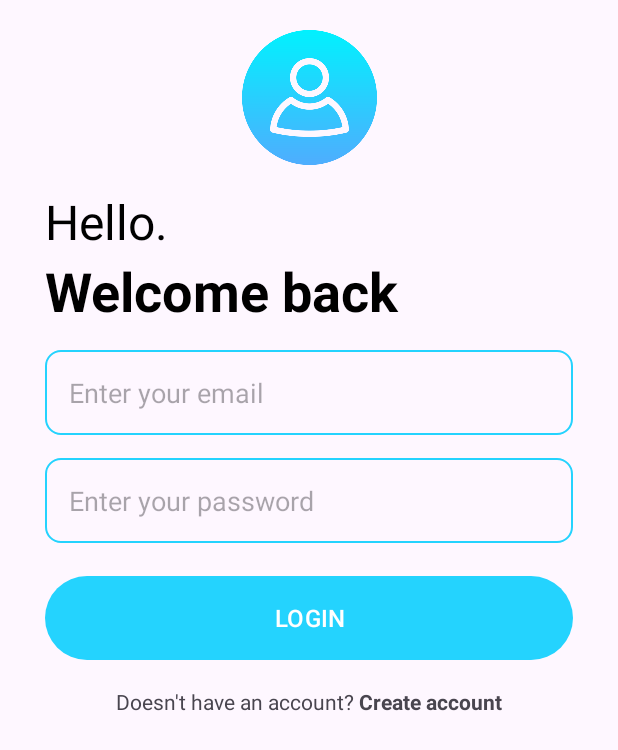
After one commit to shubham5i2/android-firebase-todo-app, an Android app: the LoginActivity screen opened directly, with no data from a screen before it, on a phone screen of 412 x 824 dp. The commit adds this screen. Shown: the top 750 px of the screen. Run offline under Robolectric (Android 15) with nearby library versions, the phone set to English and light mode, and no system bars; our stand-ins replace Firebase (no records; nobody signed in at launch, a user with empty details on screens opened directly).

Commit message:
updated code

```diff
--- a/app/build.gradle.kts
+++ b/app/build.gradle.kts
@@ -48,6 +48,7 @@ dependencies {
     implementation("com.google.android.material:material:1.11.0")
     implementation("androidx.constraintlayout:constraintlayout:2.1.4")
     implementation("com.google.firebase:firebase-auth:22.3.1")
+    implementation("com.google.firebase:firebase-firestore:24.10.2")
     testImplementation("junit:junit:4.13.2")
     androidTestImplementation("androidx.test.ext:junit:1.1.5")
     androidTestImplementation("androidx.test.espresso:espresso-core:3.5.1")
--- a/app/src/main/AndroidManifest.xml
+++ b/app/src/main/AndroidManifest.xml
@@ -12,6 +12,12 @@
         android:supportsRtl="true"
         android:theme="@style/Theme.TodoAppWithFirebase"
         tools:targetApi="31">
+        <activity
+            android:name=".NoteDetailsActivity"
+            android:exported="false" />
+        <activity
+            android:name=".LoginActivity"
+            android:exported="false" />
         <activity
             android:name=".CreateAccountActivity"
             android:exported="false" />
--- /dev/null
+++ b/app/src/main/res/drawable/baseline_add_24.xml
@@ -0,0 +1,5 @@
+<vector android:height="24dp" android:tint="#000000"
+    android:viewportHeight="24" android:viewportWidth="24"
+    android:width="24dp" xmlns:android="http://schemas.android.com/apk/res/android">
+    <path android:fillColor="@android:color/white" android:pathData="M19,13h-6v6h-2v-6H5v-2h6V5h2v6h6v2z"/>
+</vector>
--- /dev/null
+++ b/app/src/main/res/drawable/baseline_done_24.xml
@@ -0,0 +1,5 @@
+<vector android:height="24dp" android:tint="#000000"
+    android:viewportHeight="24" android:viewportWidth="24"
+    android:width="24dp" xmlns:android="http://schemas.android.com/apk/res/android">
+    <path android:fillColor="@android:color/white" android:pathData="M9,16.2L4.8,12l-1.4,1.4L9,19 21,7l-1.4,-1.4L9,16.2z"/>
+</vector>
--- /dev/null
+++ b/app/src/main/res/layout/activity_login.xml
@@ -0,0 +1,147 @@
+<?xml version="1.0" encoding="utf-8"?>
+<androidx.constraintlayout.widget.ConstraintLayout xmlns:android="http://schemas.android.com/apk/res/android"
+    xmlns:app="http://schemas.android.com/apk/res-auto"
+    xmlns:tools="http://schemas.android.com/tools"
+    android:layout_width="match_parent"
+    android:layout_height="match_parent"
+    tools:context=".LoginActivity">
+
+    <ImageView
+        android:id="@+id/login_icon"
+        android:layout_width="90dp"
+        android:layout_height="90dp"
+        android:layout_centerHorizontal="true"
+        android:layout_marginVertical="20dp"
+        android:layout_marginTop="40dp"
+        android:src="@drawable/login"
+        app:layout_constraintEnd_toEndOf="parent"
+        app:layout_constraintHorizontal_bias="0.5"
+        app:layout_constraintStart_toStartOf="parent"
+        app:layout_constraintTop_toTopOf="parent" />
+
+    <LinearLayout
+        android:id="@+id/form_layout"
+        android:layout_width="match_parent"
+        android:layout_height="wrap_content"
+        android:layout_marginVertical="20dp"
+        android:orientation="vertical"
+        app:layout_constraintEnd_toEndOf="parent"
+        app:layout_constraintStart_toStartOf="parent"
+        app:layout_constraintTop_toBottomOf="@+id/password_edit_text">
+
+        <ProgressBar
+            android:id="@+id/progress_bar"
+            android:layout_width="24dp"
+            android:layout_height="64dp"
+            android:layout_gravity="center"
+            android:visibility="gone" />
+    </LinearLayout>
+
+    <EditText
+        android:id="@+id/email_edit_text"
+        android:layout_width="match_parent"
+        android:layout_height="wrap_content"
+        android:layout_marginStart="30dp"
+        android:layout_marginTop="15dp"
+        android:layout_marginEnd="30dp"
+        android:background="@drawable/rounded_corner"
+        android:hint="Enter your email"
+        android:inputType="textEmailAddress"
+        android:padding="16dp"
+        android:textSize="18sp"
+        app:layout_constraintEnd_toEndOf="parent"
+        app:layout_constraintHorizontal_bias="0.0"
+        app:layout_constraintStart_toStartOf="parent"
+        app:layout_constraintTop_toBottomOf="@+id/textView3" />
+
+    <EditText
+        android:id="@+id/password_edit_text"
+        android:layout_width="match_parent"
+        android:layout_height="wrap_content"
+        android:layout_marginStart="30dp"
+        android:layout_marginTop="15dp"
+        android:layout_marginEnd="30dp"
+        android:background="@drawable/rounded_corner"
+        android:hint="Enter your password"
+        android:inputType="textPassword"
+        android:padding="16dp"
+        android:textSize="18sp"
+        app:layout_constraintEnd_toEndOf="parent"
+        app:layout_constraintHorizontal_bias="0.0"
+        app:layout_constraintStart_toStartOf="parent"
+        app:layout_constraintTop_toBottomOf="@+id/email_edit_text" />
+
+    <com.google.android.material.button.MaterialButton
+        android:id="@+id/login_btn"
+        android:layout_width="match_parent"
+        android:layout_height="64dp"
+        android:layout_marginStart="30dp"
+        android:layout_marginTop="18dp"
+        android:layout_marginEnd="30dp"
+        android:text="LOGIN"
+        android:textSize="16sp"
+        app:layout_constraintEnd_toEndOf="parent"
+        app:layout_constraintHorizontal_bias="0.0"
+        app:layout_constraintStart_toStartOf="parent"
+        app:layout_constraintTop_toBottomOf="@+id/password_edit_text" />
+
+    <TextView
+        android:id="@+id/textView3"
+        android:layout_width="match_parent"
+        android:layout_height="wrap_content"
+        android:layout_marginStart="30dp"
+        android:layout_marginEnd="30dp"
+        android:text="Welcome back"
+        android:textColor="@color/black"
+        android:textSize="36sp"
+        android:textStyle="bold"
+        app:layout_constraintEnd_toEndOf="parent"
+        app:layout_constraintHorizontal_bias="0.0"
+        app:layout_constraintStart_toStartOf="parent"
+        app:layout_constraintTop_toBottomOf="@+id/textView2" />
+
+    <TextView
+        android:id="@+id/textView2"
+        android:layout_width="match_parent"
+        android:layout_height="wrap_content"
+        android:layout_marginStart="30dp"
+        android:layout_marginTop="16dp"
+        android:layout_marginEnd="30dp"
+        android:text="Hello."
+        android:textColor="@color/black"
+        android:textSize="32sp"
+        app:layout_constraintEnd_toEndOf="parent"
+        app:layout_constraintHorizontal_bias="0.0"
+        app:layout_constraintStart_toStartOf="parent"
+        app:layout_constraintTop_toBottomOf="@+id/login_icon" />
+
+    <LinearLayout
+        android:layout_width="match_parent"
+        android:layout_height="wrap_content"
+        android:layout_marginTop="14dp"
+        android:gravity="center"
+        android:orientation="horizontal"
+        app:layout_constraintEnd_toEndOf="parent"
+        app:layout_constraintHorizontal_bias="0.5"
+        app:layout_constraintStart_toStartOf="parent"
+        app:layout_constraintTop_toBottomOf="@+id/login_btn">
+
+        <TextView
+            android:id="@+id/textView5"
+            android:layout_width="wrap_content"
+            android:layout_height="wrap_content"
+            android:text="Doesn't have an account? "
+            tools:layout_editor_absoluteX="100dp"
+            tools:layout_editor_absoluteY="549dp" />
+
+        <TextView
+            android:id="@+id/create_account_text_view_btn"
+            android:layout_width="wrap_content"
+            android:layout_height="wrap_content"
+            android:text="Create account"
+            android:textStyle="bold"
+            tools:layout_editor_absoluteX="276dp"
+            tools:layout_editor_absoluteY="549dp" />
+    </LinearLayout>
+
+</androidx.constraintlayout.widget.ConstraintLayout>
```
Also changed, not shown: app/src/main/java/com/sks/todoappwithfirebase/CreateAccountActivity.kt (+42 -0 lines), app/src/main/java/com/sks/todoappwithfirebase/LoginActivity.kt (added, +90 -0 lines), app/src/main/java/com/sks/todoappwithfirebase/MainActivity.kt (+13 -1 lines), app/src/main/java/com/sks/todoappwithfirebase/Note.kt (added, +25 -0 lines), app/src/main/java/com/sks/todoappwithfirebase/NoteDetailsActivity.kt (added, +47 -0 lines), app/src/main/java/com/sks/todoappwithfirebase/SplashActivity.kt (+11 -2 lines), app/src/main/java/com/sks/todoappwithfirebase/ToastUtility.kt (added, +13 -0 lines), app/src/main/res/layout/activity_main.xml (+12 -9 lines), app/src/main/res/layout/activity_note_details.xml (added, +72 -0 lines), app/src/main/res/values/themes.xml (+6 -1 lines).
